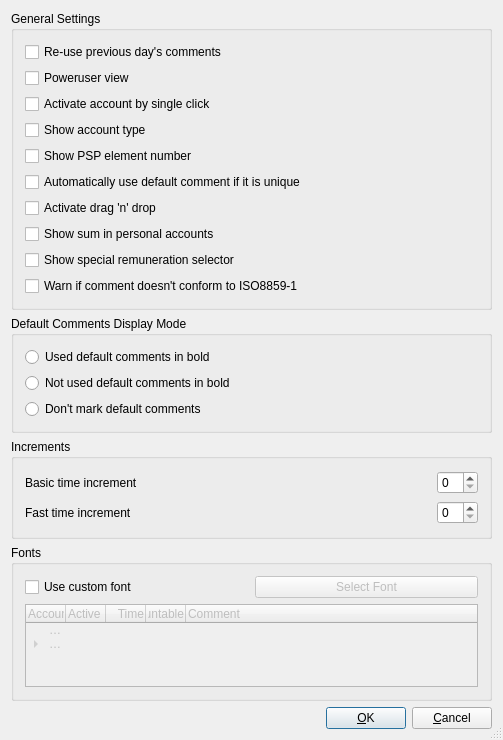
Above: src/preferencedialogbase.ui from scVENUS/sctime before the change. Below: the same form after it.
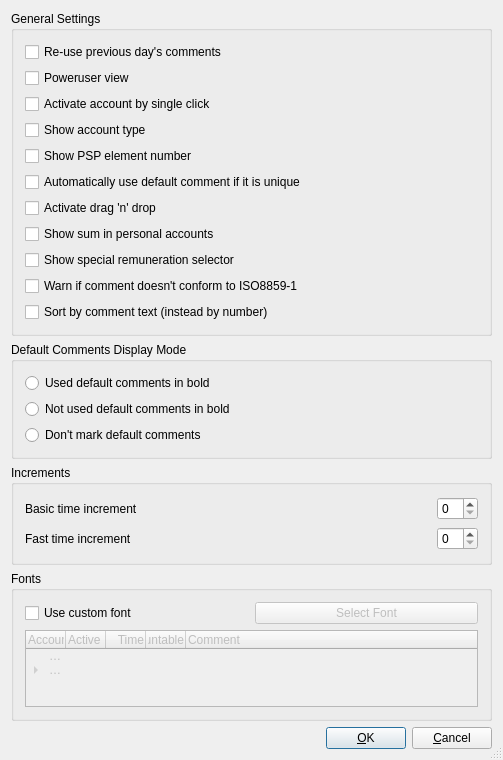
That is the form after the change.

Commit message: allow to sort by comment text

```diff
--- a/src/preferencedialogbase.ui
+++ b/src/preferencedialogbase.ui
@@ -7,7 +7,7 @@
     <x>0</x>
     <y>0</y>
     <width>503</width>
-    <height>740</height>
+    <height>760</height>
    </rect>
   </property>
   <property name="windowTitle">
@@ -93,6 +93,13 @@
         </property>
        </widget>
       </item>
+      <item>
+       <widget class="QCheckBox" name="sortByCommentTextCheckbox">
+        <property name="text">
+         <string>Sort by comment text (instead by number)</string>
+        </property>
+       </widget>
+      </item>
      </layout>
     </widget>
    </item>
```
The commit also changes 9 other files.
